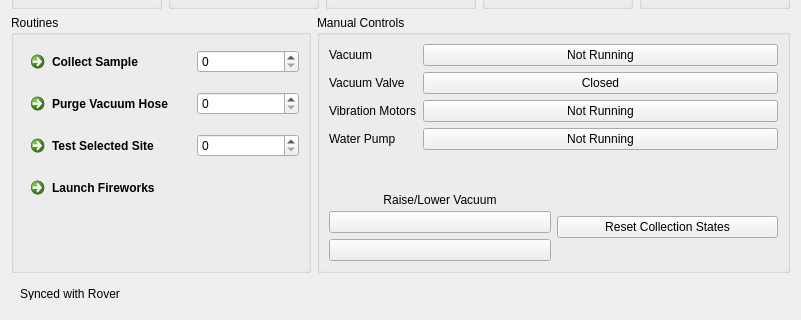
First picture: the form in resource/life_detection.ui, repository blueschu/nurover_2020_ui, before the edit; both pictures show x 0 to 801 and y 260 to 580 of the 801 by 580 pixel window.
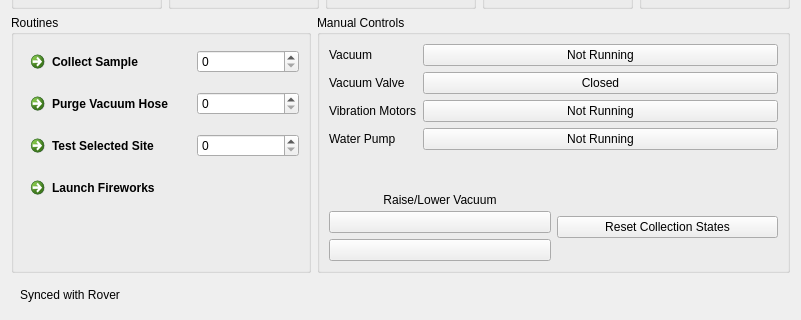
Second picture: the form after the edit. Icons and pictures are not drawn.

Commit message: Tweak ld ui footer padding

Patch:
```diff
--- a/resource/life_detection.ui
+++ b/resource/life_detection.ui
@@ -380,6 +380,12 @@
       </size>
      </property>
      <layout class="QHBoxLayout" name="horizontalLayout_7">
+      <property name="topMargin">
+       <number>1</number>
+      </property>
+      <property name="bottomMargin">
+       <number>0</number>
+      </property>
       <item>
        <widget class="QLabel" name="label_2">
         <property name="sizePolicy">
@@ -390,7 +396,7 @@
         </property>
         <property name="maximumSize">
          <size>
-          <width>120</width>
+          <width>112</width>
           <height>30</height>
          </size>
         </property>
```
Left out of the diff: 15 changed lines with no effect on the pictures.
